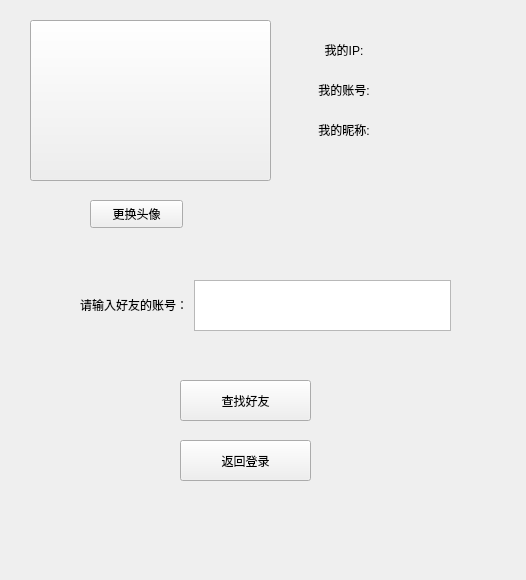
Qt form ChatRoom/mainwindowuser.ui (AnsrM/Chat-Project) before a commit.
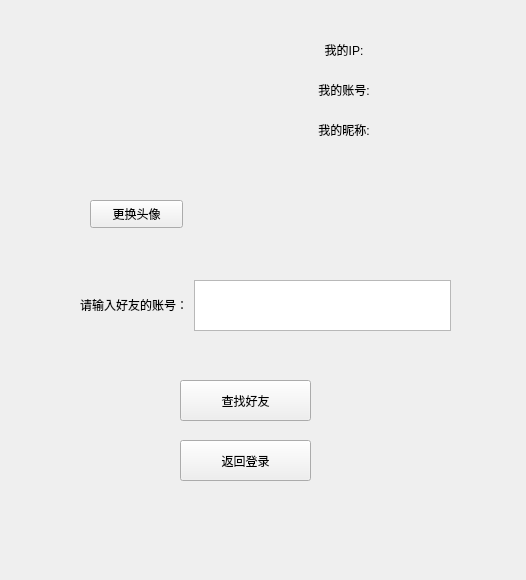
The same form after that commit.

```diff
--- a/ChatRoom/mainwindowuser.ui
+++ b/ChatRoom/mainwindowuser.ui
@@ -152,13 +152,13 @@
     <string>更换头像</string>
    </property>
   </widget>
-  <widget class="QPushButton" name="pushButton_touxiang">
+  <widget class="QLabel" name="labelIcon">
    <property name="geometry">
     <rect>
-     <x>30</x>
-     <y>20</y>
-     <width>241</width>
-     <height>161</height>
+     <x>60</x>
+     <y>40</y>
+     <width>181</width>
+     <height>131</height>
     </rect>
    </property>
    <property name="text">
```
